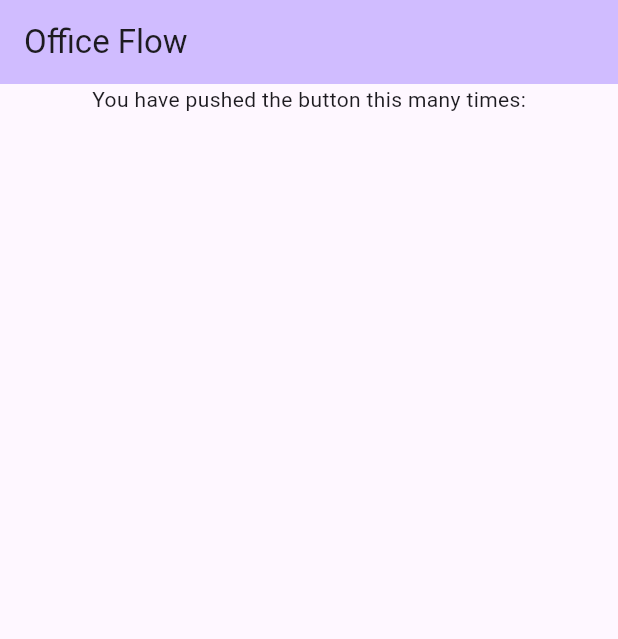
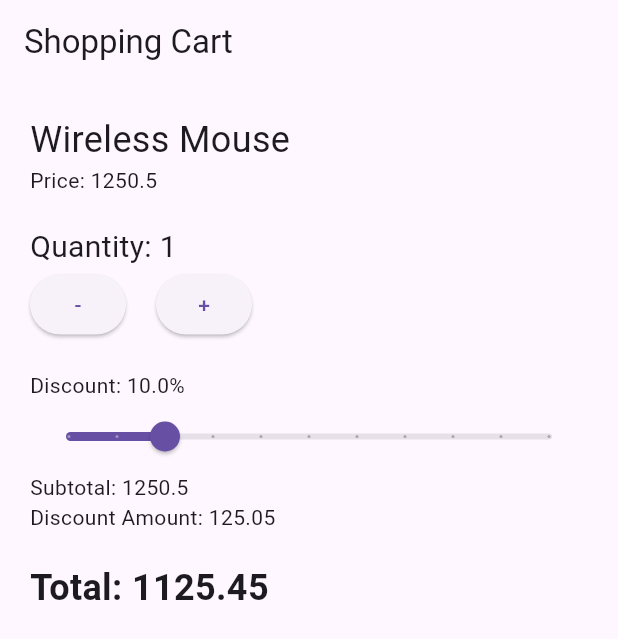
Before and after one commit to jahirulislammolla/OfficeFlowFlutter, a Flutter app: the screen it shows after launch, on a phone screen of 412 x 824 dp. Shown: the top 639 px of the screen. Run offline on Flutter 3.47's test engine with Material 3 defaults, Android fonts, the phone set to English and light mode, and no system bars.

Commit message:
feat: implement shopping cart screen with quantity and discount controls

```diff
--- a/workspace_flutter/lib/main.dart
+++ b/workspace_flutter/lib/main.dart
@@ -1,3 +1,4 @@
+
 import 'package:flutter/material.dart';
 
 void main() {
@@ -10,23 +11,126 @@ class MyApp extends StatelessWidget {
   @override
   Widget build(BuildContext context) {
     return MaterialApp(
-      title: 'Flutter Demo',
-      theme: ThemeData(
-        colorScheme: .fromSeed(seedColor: Colors.deepPurple),
+      debugShowCheckedModeBanner: false,
+      home: const ShoppingCartPage(),
+    );
+  }
+}
+
+class ShoppingCartPage extends StatefulWidget {
+  const ShoppingCartPage({super.key});
+
+  @override
+  State<ShoppingCartPage> createState() =>
+      _ShoppingCartPageState();
+}
+
+class _ShoppingCartPageState
+    extends State<ShoppingCartPage> {
+
+  final String productName = 'Wireless Mouse';
+
+  final double price = 1250.50;
+
+  int quantity = 1;
+
+  double discount = 10;
+
+  @override
+  Widget build(BuildContext context) {
+
+    double subtotal = price * quantity;
+
+    double discountAmount =
+        subtotal * discount / 100;
+
+    double total = subtotal - discountAmount;
+
+    return Scaffold(
+      appBar: AppBar(
+        title: const Text('Shopping Cart'),
       ),
-      home: Scaffold(
-        appBar: AppBar(
-          backgroundColor: Theme.of(context).colorScheme.inversePrimary,
-            title: Text('Office Flow'),
+
+      body: Padding(
+        padding: const EdgeInsets.all(20),
+        child: Column(
+          crossAxisAlignment: CrossAxisAlignment.start,
+          children: [
+
+            Text(
+              productName,
+              style: const TextStyle(fontSize: 24),
+            ),
+
+            Text('Price: $price'),
+
+            const SizedBox(height: 20),
+
+            Text(
+              'Quantity: $quantity',
+              style: const TextStyle(fontSize: 20),
+            ),
+
+            Row(
+              children: [
+
+                ElevatedButton(
+                  onPressed: () {
+                    setState(() {
+                      if (quantity > 1) {
+                        quantity--;
+                      }
+                    });
+                  },
+                  child: const Text('-'),
+                ),
+
+                const SizedBox(width: 20),
+
+                ElevatedButton(
+                  onPressed: () {
+                    setState(() {
+                      quantity++;
+                    });
+                  },
+                  child: const Text('+'),
+                ),
+
+              ],
+            ),
+
+            const SizedBox(height: 20),
+
+            Text('Discount: $discount%'),
+
+            Slider(
+              value: discount,
+              min: 0,
+              max: 50,
+              divisions: 10,
+              onChanged: (value) {
+                setState(() {
+                  discount = value;
+                });
+              },
+            ),
+
+            Text('Subtotal: $subtotal'),
+
+            Text('Discount Amount: $discountAmount'),
+
+            const SizedBox(height: 20),
+
+            Text(
+              'Total: ${total.toStringAsFixed(2)}',
+              style: const TextStyle(
+                fontSize: 24,
+                fontWeight: FontWeight.bold,
+              ),
+            ),
+
+          ],
         ),
-        body: Center(
-          child: Column(
-            children: [
-              const Text('You have pushed the button this many times:'),
-            ],
-          ),
-        ),
-
       ),
     );
   }
```
